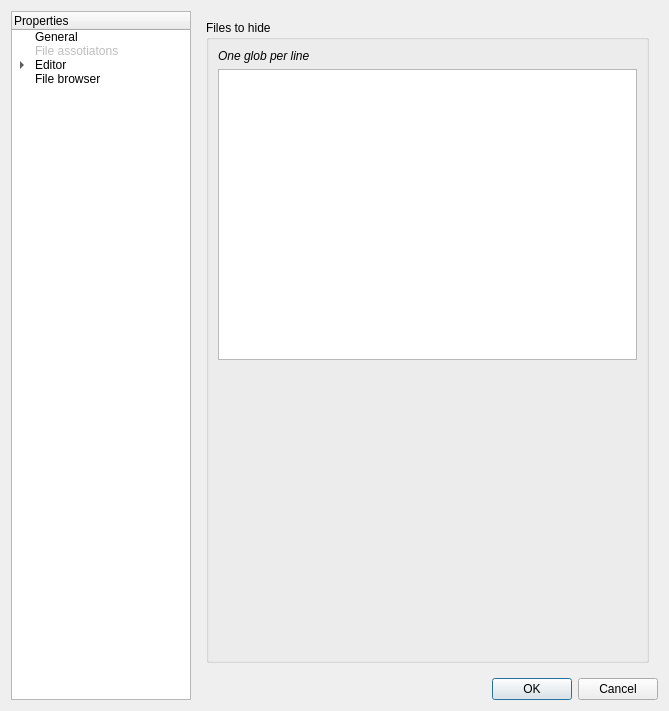
First picture: the form in mks/ui/UISettings.ui, repository andreikop/enki, before the edit.
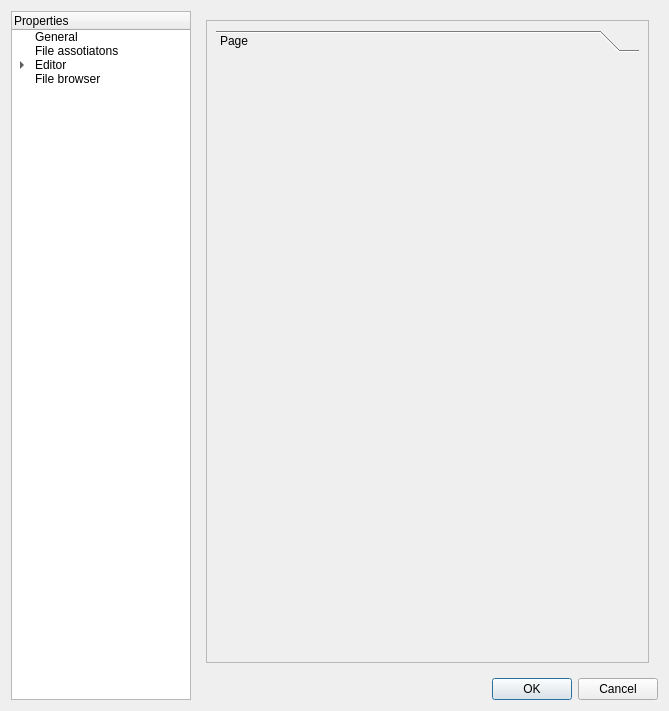
Second picture: the form after the edit. Custom widgets are drawn as their Qt base class.

Commit message: File associations module. Does nothing currently

```diff
--- a/mks/ui/UISettings.ui
+++ b/mks/ui/UISettings.ui
@@ -45,9 +45,6 @@
       <property name="text">
        <string>File assotiatons</string>
       </property>
-      <property name="flags">
-       <set>ItemIsDragEnabled|ItemIsUserCheckable</set>
-      </property>
      </item>
      <item>
       <property name="text">
@@ -141,7 +138,7 @@
         <bool>true</bool>
        </property>
        <property name="currentIndex">
-        <number>15</number>
+        <number>1</number>
        </property>
        <widget class="QWidget" name="pGeneral">
         <layout class="QVBoxLayout" name="verticalLayout_18">
@@ -256,20 +253,48 @@
          </item>
         </layout>
        </widget>
-       <widget class="QWidget" name="pAssotiations">
-        <widget class="QPushButton" name="pushButton">
-         <property name="geometry">
-          <rect>
-           <x>200</x>
-           <y>160</y>
-           <width>99</width>
-           <height>27</height>
-          </rect>
-         </property>
-         <property name="text">
-          <string>TODO</string>
-         </property>
-        </widget>
+       <widget class="QWidget" name="pAssociations">
+        <layout class="QVBoxLayout" name="verticalLayout_21">
+         <item>
+          <widget class="QScrollArea" name="scrollArea">
+           <property name="widgetResizable">
+            <bool>true</bool>
+           </property>
+           <widget class="QWidget" name="scrollAreaWidgetContents">
+            <property name="geometry">
+             <rect>
+              <x>0</x>
+              <y>0</y>
+              <width>441</width>
+              <height>631</height>
+             </rect>
+            </property>
+            <layout class="QVBoxLayout" name="verticalLayout_20">
+             <item>
+              <widget class="QToolBox" name="tboxAssociations">
+               <property name="currentIndex">
+                <number>0</number>
+               </property>
+               <widget class="QWidget" name="page">
+                <property name="geometry">
+                 <rect>
+                  <x>0</x>
+                  <y>0</y>
+                  <width>423</width>
+                  <height>582</height>
+                 </rect>
+                </property>
+                <attribute name="label">
+                 <string>Page</string>
+                </attribute>
+               </widget>
+              </widget>
+             </item>
+            </layout>
+           </widget>
+          </widget>
+         </item>
+        </layout>
        </widget>
        <widget class="QWidget" name="pEditorGeneral">
         <layout class="QVBoxLayout" name="verticalLayout_16">
```
The commit also changes 5 other files.
